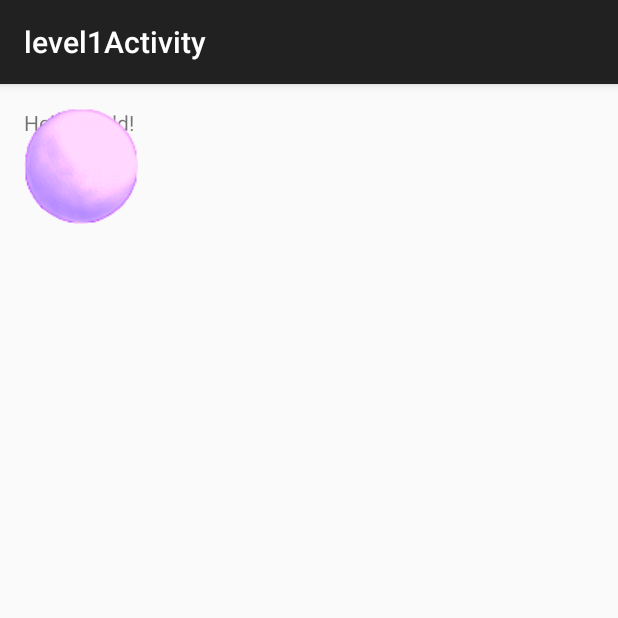
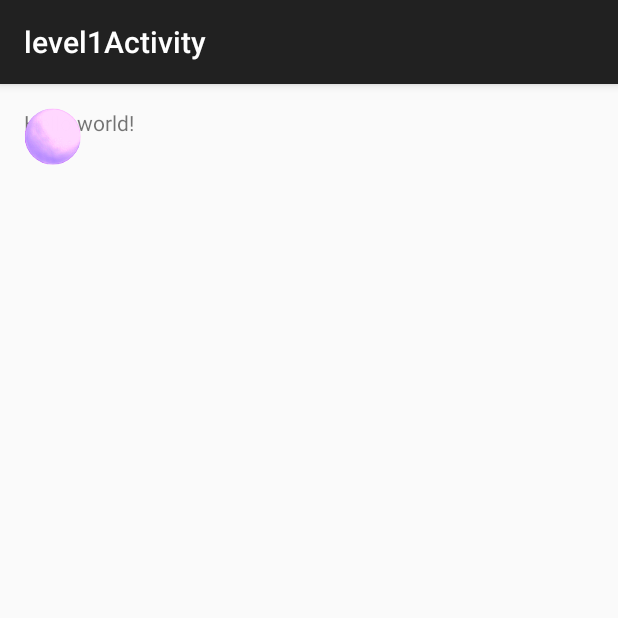
Before and after one commit to BatesJernigan/AquaChamber, an Android app: the level1Activity screen opened directly, with no data from a screen before it, on a phone screen of 412 x 824 dp, the top half of it. Run offline under Robolectric (Android 15) with nearby library versions, the phone set to English and light mode, and no system bars.

Commit message:
Drag Picture implemenation

```diff
--- a/app/src/main/java/com/example/aquachamber/level1Activity.java
+++ b/app/src/main/java/com/example/aquachamber/level1Activity.java
@@ -1,19 +1,116 @@
 package com.example.aquachamber;
 
+import android.graphics.Bitmap;
+import android.graphics.Canvas;
+import android.graphics.Color;
+import android.graphics.Paint;
+import android.graphics.Point;
+import android.graphics.PointF;
+import android.graphics.PorterDuff;
+import android.graphics.PorterDuffXfermode;
+import android.graphics.Rect;
+import android.graphics.drawable.BitmapDrawable;
 import android.support.v7.app.AppCompatActivity;
 import android.os.Bundle;
+import android.util.Log;
+import android.view.Display;
 import android.view.Menu;
 import android.view.MenuItem;
+import android.view.MotionEvent;
+import android.view.View;
 import android.widget.ImageView;
+import android.widget.RelativeLayout;
 
 public class level1Activity extends AppCompatActivity {
+
+    private int xDelta;
+    private int yDelta;
 
     @Override
     protected void onCreate(Bundle savedInstanceState) {
         super.onCreate(savedInstanceState);
         setContentView(R.layout.activity_level1);
 
-        ImageView imageView = (ImageView) findViewById(R.id.gameBall);
+        ImageView gameBall = (ImageView) findViewById(R.id.gameBall);
 
+
+
+        Bitmap bitmap = ((BitmapDrawable) gameBall.getDrawable()).getBitmap();
+        Log.d("demo", "game ball layout params width: " + bitmap.getWidth() + " height: " + bitmap.getHeight());
+
+
+        Bitmap newGameBitmap = getCroppedBitmap(bitmap, (bitmap.getWidth() / 2));
+
+        gameBall.setImageBitmap(newGameBitmap);
+
+        gameBall.setOnTouchListener(new View.OnTouchListener() {
+            @Override
+            public boolean onTouch(View view, MotionEvent event) {
+                final int X = (int) event.getRawX();
+                final int Y = (int) event.getRawY();
+                RelativeLayout.LayoutParams layoutParams = (RelativeLayout.LayoutParams) view.getLayoutParams();
+
+//                Log.d("demo", "getRaw X " + X);
+//                Log.d("demo", "getRaw Y " + Y);
+                ImageView userBall = (ImageView)findViewById(R.id.gameBall);
+
+                Display display = getWindowManager().getDefaultDisplay();
+                Point size = new Point();
+                display.getSize(size);
+                int width = size.x;
+                int height = size.y;
+                Log.d("demo", "action down");
+
+                switch (event.getAction() & MotionEvent.ACTION_MASK) {
+                    case MotionEvent.ACTION_DOWN:
+                        Log.d("demo", "action down");
+                        xDelta = (int) (X - userBall.getTranslationX());
+                        yDelta = (int) (Y - userBall.getTranslationY());
+                        break;
+                    case MotionEvent.ACTION_MOVE:
+//                        int newX = (int) userBall.getTranslationX() - X;
+//                        int newY = (int) userBall.getTranslationY() - Y;
+                        Log.d("demo", "action down xDelta: " + (X-xDelta) + " width: " + width);
+                        Log.d("demo", "action down yDelta: " + (Y - yDelta) + "height: " + height);
+                        if ( (xDelta <= 0 || (X - xDelta) >= width) ||
+                            (yDelta <= 0 || (Y - yDelta) >= height) )
+                            break;
+                        Log.d("demo", "set translation");
+                        userBall.setTranslationX(X - xDelta);
+                        userBall.setTranslationY(Y - yDelta);
+                        break;
+                }
+
+                return true;
+            }
+        });
+    }
+
+    public static Bitmap getCroppedBitmap(Bitmap bmp, int radius) {
+        Bitmap sbmp;
+        if(bmp.getWidth() != radius || bmp.getHeight() != radius)
+            sbmp = Bitmap.createScaledBitmap(bmp, radius, radius, false);
+        else
+            sbmp = bmp;
+        Bitmap output = Bitmap.createBitmap(sbmp.getWidth(),
+            sbmp.getHeight(), Bitmap.Config.ARGB_8888);
+        Canvas canvas = new Canvas(output);
+
+        final int color = 0xffa19774;
+        final Paint paint = new Paint();
+        final Rect rect = new Rect(0, 0, sbmp.getWidth(), sbmp.getHeight());
+
+        paint.setAntiAlias(true);
+        paint.setFilterBitmap(true);
+        paint.setDither(true);
+        canvas.drawARGB(0, 0, 0, 0);
+        paint.setColor(Color.parseColor("#BAB399"));
+        canvas.drawCircle(sbmp.getWidth() / 2+0.7f, sbmp.getHeight() / 2+0.7f,
+            sbmp.getWidth() / 2+0.1f, paint);
+        paint.setXfermode(new PorterDuffXfermode(PorterDuff.Mode.SRC_IN));
+        canvas.drawBitmap(sbmp, rect, rect, paint);
+
+
+        return output;
     }
 }
```
